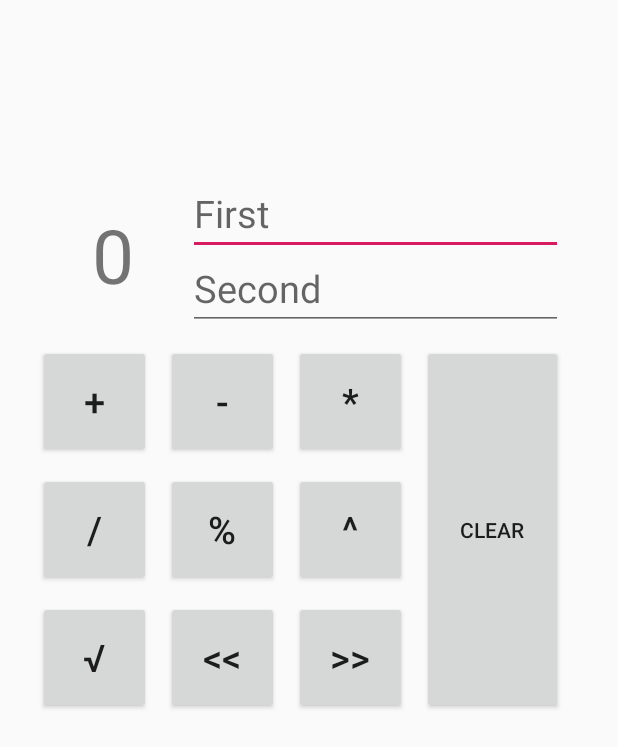
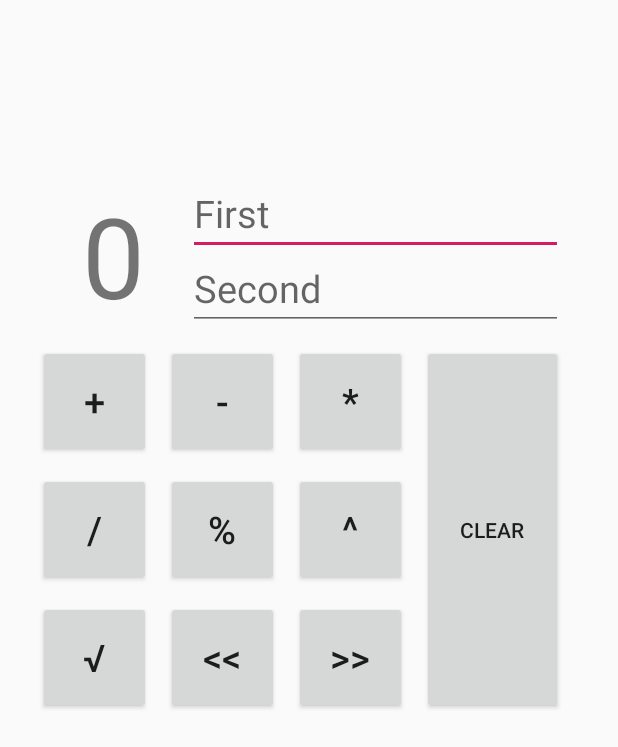
Before and after one commit to HaikalMPPH/JuniorMobilePBO, an Android app: the CalculatorActivity screen opened directly, with no data from a screen before it, on a phone screen of 412 x 824 dp. Shown: the top 747 px of the screen. Run offline under Robolectric (Android 15) with nearby library versions, the phone set to English and light mode, and no system bars; 1 statement that could not run was skipped.

Commit message:
fix crash di list

```diff
--- a/app/src/main/java/com/sugiartha/juniorandroid/CalculatorActivity.java
+++ b/app/src/main/java/com/sugiartha/juniorandroid/CalculatorActivity.java
@@ -8,6 +8,8 @@ import android.widget.Button;
 import android.widget.EditText;
 import android.widget.TextView;
 import android.widget.Toast;
+
+import java.text.DecimalFormat;
 
 public class CalculatorActivity extends AppCompatActivity {
 
@@ -97,7 +99,9 @@ public class CalculatorActivity extends AppCompatActivity {
                     double angka1 = Double.parseDouble(angka_pertama.getText().toString());
                     double angka2 = Double.parseDouble(angka_kedua.getText().toString());
                     double result = angka1 / angka2;
-                    hasil.setText(Double.toString(result));
+                    hasil
+                        .setText(new DecimalFormat("##.#")
+                        .format(angka1/angka2));
                 }
                 else {
                     Toast toast = Toast.makeText(CalculatorActivity.this, "Mohon masukkan Angka pertama & Kedua", Toast.LENGTH_LONG);
--- a/app/src/main/java/com/sugiartha/juniorandroid/ListActivity.java
+++ b/app/src/main/java/com/sugiartha/juniorandroid/ListActivity.java
@@ -28,7 +28,7 @@ public class ListActivity extends AppCompatActivity {
         super.onCreate(savedInstanceState);
         setContentView(R.layout.activity_list);
 
-        getSupportActionBar().setTitle("ListView Sederhana"); // Tampil judul
+//        getSupportActionBar().setTitle("ListView Sederhana"); // Tampil judul
 
         // Membinding atau memformat data
         lvItem = (ListView) findViewById(R.id.list_view);
--- a/app/src/main/res/layout/activity_calculator.xml
+++ b/app/src/main/res/layout/activity_calculator.xml
@@ -17,6 +17,7 @@
         android:layout_marginStart="25dp"
         android:textAlignment="center"
         android:gravity="center"
+        android:autoSizeTextType="uniform"
         android:textSize="50sp" />
 
     <!-- INPUT -->
```
